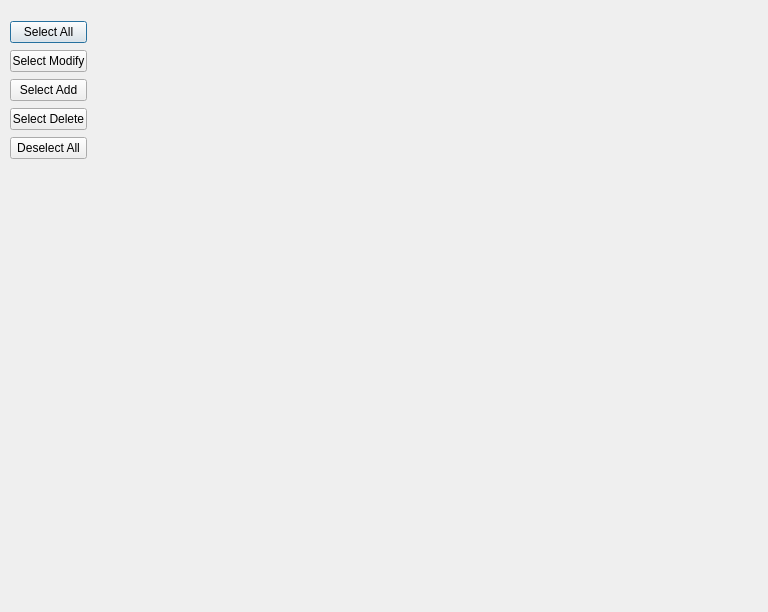
Qt form UI/Git_code_change_select_files.ui (Kevin-Liou/GitCodeChange) before a commit.
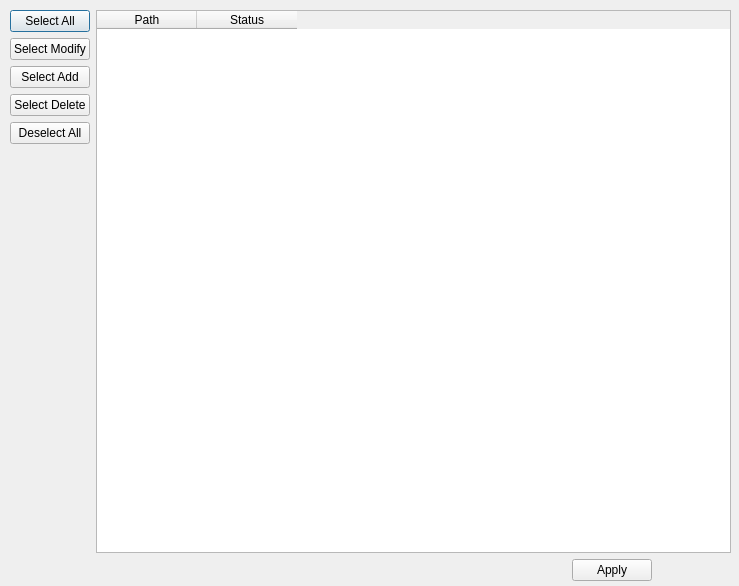
The same form after that commit.

Patch:
```diff
--- a/UI/Git_code_change_select_files.ui
+++ b/UI/Git_code_change_select_files.ui
@@ -6,22 +6,24 @@
    <rect>
     <x>0</x>
     <y>0</y>
-    <width>768</width>
-    <height>612</height>
+    <width>739</width>
+    <height>586</height>
    </rect>
   </property>
   <property name="windowTitle">
    <string>Select Files</string>
   </property>
-  <widget class="QWidget" name="">
+  <widget class="QWidget" name="layoutWidget">
    <property name="geometry">
     <rect>
      <x>10</x>
-     <y>20</y>
-     <width>77</width>
-     <height>141</height>
+     <y>10</y>
+     <width>721</width>
+     <height>571</height>
     </rect>
    </property>
+   <layout class="QGridLayout" name="gridLayout">
+    <item row="0" column="0">
    <layout class="QVBoxLayout" name="verticalLayout">
     <item>
      <widget class="QPushButton" name="pushButton_select_all">
@@ -57,6 +59,133 @@
        <string>Deselect All</string>
       </property>
      </widget>
+      </item>
+     </layout>
+    </item>
+    <item row="0" column="1" rowspan="2" colspan="8">
+     <widget class="QTableWidget" name="tableWidget_files_list">
+      <column>
+       <property name="text">
+        <string>Path</string>
+       </property>
+      </column>
+      <column>
+       <property name="text">
+        <string>Status</string>
+       </property>
+      </column>
+     </widget>
+    </item>
+    <item row="1" column="0">
+     <spacer name="verticalSpacer">
+      <property name="orientation">
+       <enum>Qt::Vertical</enum>
+      </property>
+      <property name="sizeHint" stdset="0">
+       <size>
+        <width>20</width>
+        <height>40</height>
+       </size>
+      </property>
+     </spacer>
+    </item>
+    <item row="2" column="1">
+     <spacer name="horizontalSpacer_7">
+      <property name="orientation">
+       <enum>Qt::Horizontal</enum>
+      </property>
+      <property name="sizeHint" stdset="0">
+       <size>
+        <width>40</width>
+        <height>20</height>
+       </size>
+      </property>
+     </spacer>
+    </item>
+    <item row="2" column="2">
+     <spacer name="horizontalSpacer_6">
+      <property name="orientation">
+       <enum>Qt::Horizontal</enum>
+      </property>
+      <property name="sizeHint" stdset="0">
+       <size>
+        <width>40</width>
+        <height>20</height>
+       </size>
+      </property>
+     </spacer>
+    </item>
+    <item row="2" column="3">
+     <spacer name="horizontalSpacer_5">
+      <property name="orientation">
+       <enum>Qt::Horizontal</enum>
+      </property>
+      <property name="sizeHint" stdset="0">
+       <size>
+        <width>40</width>
+        <height>20</height>
+       </size>
+      </property>
+     </spacer>
+    </item>
+    <item row="2" column="4">
+     <spacer name="horizontalSpacer_4">
+      <property name="orientation">
+       <enum>Qt::Horizontal</enum>
+      </property>
+      <property name="sizeHint" stdset="0">
+       <size>
+        <width>40</width>
+        <height>20</height>
+       </size>
+      </property>
+     </spacer>
+    </item>
+    <item row="2" column="5">
+     <spacer name="horizontalSpacer_3">
+      <property name="orientation">
+       <enum>Qt::Horizontal</enum>
+      </property>
+      <property name="sizeHint" stdset="0">
+       <size>
+        <width>40</width>
+        <height>20</height>
+       </size>
+      </property>
+     </spacer>
+    </item>
+    <item row="2" column="6">
+     <spacer name="horizontalSpacer">
+      <property name="orientation">
+       <enum>Qt::Horizontal</enum>
+      </property>
+      <property name="sizeHint" stdset="0">
+       <size>
+        <width>40</width>
+        <height>20</height>
+       </size>
+      </property>
+     </spacer>
+    </item>
+    <item row="2" column="7">
+     <widget class="QPushButton" name="pushButton_apply">
+      <property name="text">
+       <string>Apply</string>
+      </property>
+     </widget>
+    </item>
+    <item row="2" column="8">
+     <spacer name="horizontalSpacer_2">
+      <property name="orientation">
+       <enum>Qt::Horizontal</enum>
+      </property>
+      <property name="sizeHint" stdset="0">
+       <size>
+        <width>40</width>
+        <height>20</height>
+       </size>
+      </property>
+     </spacer>
     </item>
    </layout>
   </widget>
```
Left out of the diff: 3 changed lines with no effect on the pictures. Lines whose indentation alone changed are shown as unchanged.
